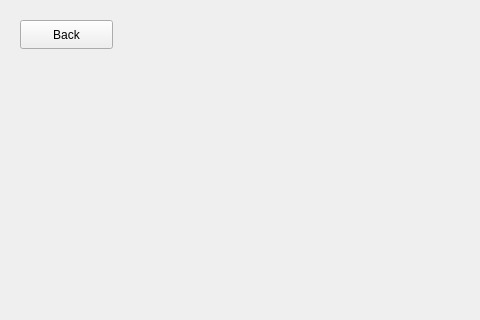
Qt form PR1/pagegallery.ui (MeY-SaM/TacticalGame) before a commit; both pictures show x 0 to 480 and y 0 to 320 of the 800 by 600 pixel window.
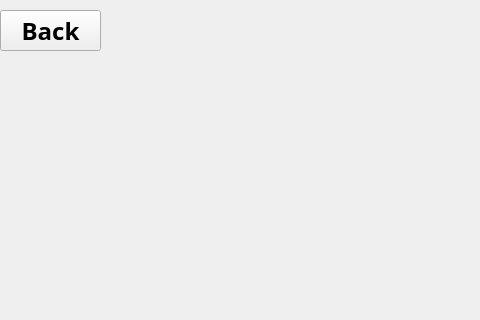
The same form after that commit.

Diff of the .ui file:
```diff
--- a/PR1/pagegallery.ui
+++ b/PR1/pagegallery.ui
@@ -20,12 +20,19 @@
    <widget class="QPushButton" name="pushButton">
     <property name="geometry">
      <rect>
-      <x>20</x>
-      <y>20</y>
-      <width>93</width>
-      <height>29</height>
+      <x>0</x>
+      <y>10</y>
+      <width>101</width>
+      <height>41</height>
      </rect>
     </property>
+    <property name="font">
+     <font>
+      <family>Segoe Print</family>
+      <pointsize>18</pointsize>
+      <bold>true</bold>
+     </font>
+    </property>
     <property name="text">
      <string>Back</string>
     </property>
```
